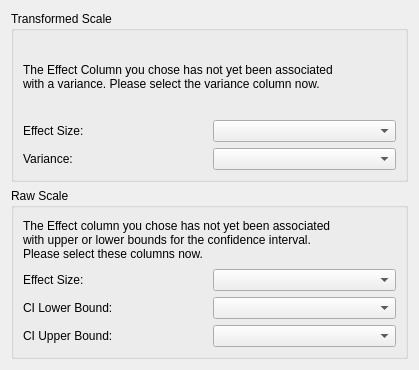
Above: new_column_group_transform_effect_page.ui from gdietz/OpenMEE before the change. Below: the same form after it.
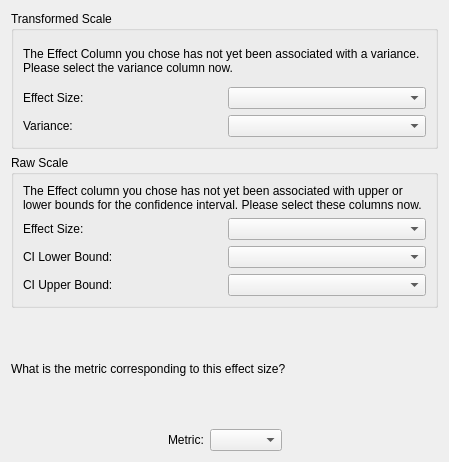
That is the form after the change.

Commit message: implementation of issue #17 transform metric

The edit to the form file:
```diff
--- a/new_column_group_transform_effect_page.ui
+++ b/new_column_group_transform_effect_page.ui
@@ -6,14 +6,14 @@
    <rect>
     <x>0</x>
     <y>0</y>
-    <width>419</width>
-    <height>370</height>
+    <width>449</width>
+    <height>462</height>
    </rect>
   </property>
   <property name="windowTitle">
    <string>WizardPage</string>
   </property>
-  <layout class="QVBoxLayout" name="verticalLayout">
+  <layout class="QVBoxLayout" name="verticalLayout_4">
    <item>
     <layout class="QVBoxLayout" name="trans_layout">
      <item>
@@ -25,11 +25,10 @@
         <item>
          <widget class="QLabel" name="label">
           <property name="text">
-           <string>The Effect Column you chose has not yet been associated
-with a variance. Please select the variance column now.</string>
+           <string>The Effect Column you chose has not yet been associated with a variance. Please select the variance column now.</string>
           </property>
           <property name="wordWrap">
-           <bool>false</bool>
+           <bool>true</bool>
           </property>
          </widget>
         </item>
@@ -80,9 +79,10 @@
         <item>
          <widget class="QLabel" name="label_4">
           <property name="text">
-           <string>The Effect column you chose has not yet been associated
-with upper or lower bounds for the confidence interval.
-Please select these columns now.</string>
+           <string>The Effect column you chose has not yet been associated with upper or lower bounds for the confidence interval. Please select these columns now.</string>
+          </property>
+          <property name="wordWrap">
+           <bool>true</bool>
           </property>
          </widget>
         </item>
@@ -125,6 +125,60 @@
      </item>
     </layout>
    </item>
+   <item>
+    <layout class="QVBoxLayout" name="verticalLayout">
+     <item>
+      <widget class="QLabel" name="label_8">
+       <property name="text">
+        <string>What is the metric corresponding to this effect size?</string>
+       </property>
+       <property name="wordWrap">
+        <bool>true</bool>
+       </property>
+      </widget>
+     </item>
+     <item>
+      <layout class="QHBoxLayout" name="horizontalLayout">
+       <item>
+        <spacer name="horizontalSpacer">
+         <property name="orientation">
+          <enum>Qt::Horizontal</enum>
+         </property>
+         <property name="sizeHint" stdset="0">
+          <size>
+           <width>40</width>
+           <height>20</height>
+          </size>
+         </property>
+        </spacer>
+       </item>
+       <item>
+        <widget class="QLabel" name="label_9">
+         <property name="text">
+          <string>Metric:</string>
+         </property>
+        </widget>
+       </item>
+       <item>
+        <widget class="QComboBox" name="metric_cbo_box"/>
+       </item>
+       <item>
+        <spacer name="horizontalSpacer_2">
+         <property name="orientation">
+          <enum>Qt::Horizontal</enum>
+         </property>
+         <property name="sizeHint" stdset="0">
+          <size>
+           <width>40</width>
+           <height>20</height>
+          </size>
+         </property>
+        </spacer>
+       </item>
+      </layout>
+     </item>
+    </layout>
+   </item>
   </layout>
  </widget>
  <resources/>
```
The commit also changes 8 other files.
